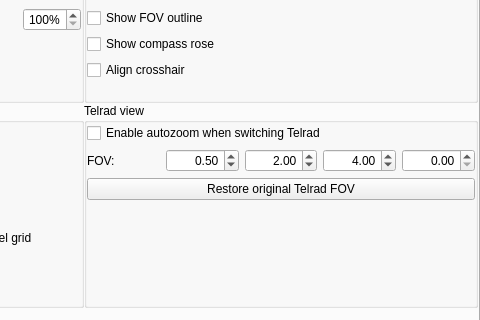
First picture: the form in plugins/Oculars/src/gui/ocularDialog.ui, repository Stellarium/stellarium, before the edit; both pictures show x 312 to 792 and y 196 to 516 of the 792 by 619 pixel window.
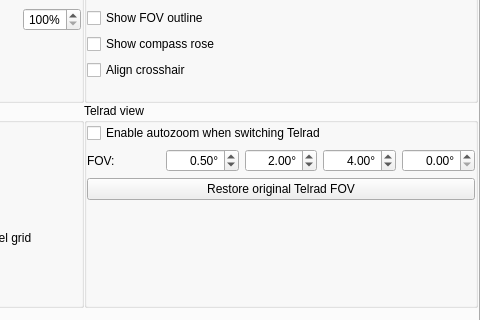
Second picture: the form after the edit. Icons and pictures are not drawn. Custom widgets are drawn as their Qt base class.

Commit message: Small change: Simplified and cleaned dialog implementation

What changed in the file:
```diff
--- a/plugins/Oculars/src/gui/ocularDialog.ui
+++ b/plugins/Oculars/src/gui/ocularDialog.ui
@@ -854,6 +854,9 @@
                  <property name="alignment">
                   <set>Qt::AlignRight|Qt::AlignTrailing|Qt::AlignVCenter</set>
                  </property>
+                 <property name="suffix">
+                  <string notr="true">°</string>
+                 </property>
                  <property name="minimum">
                   <double>0.000000000000000</double>
                  </property>
@@ -888,6 +891,9 @@
                  <property name="alignment">
                   <set>Qt::AlignRight|Qt::AlignTrailing|Qt::AlignVCenter</set>
                  </property>
+                 <property name="suffix">
+                  <string notr="true">°</string>
+                 </property>
                  <property name="minimum">
                   <double>0.000000000000000</double>
                  </property>
@@ -922,6 +928,9 @@
                  <property name="alignment">
                   <set>Qt::AlignRight|Qt::AlignTrailing|Qt::AlignVCenter</set>
                  </property>
+                 <property name="suffix">
+                  <string notr="true">°</string>
+                 </property>
                  <property name="minimum">
                   <double>0.000000000000000</double>
                  </property>
@@ -956,8 +965,11 @@
                  <property name="alignment">
                   <set>Qt::AlignRight|Qt::AlignTrailing|Qt::AlignVCenter</set>
                  </property>
+                 <property name="suffix">
+                  <string notr="true">°</string>
+                 </property>
                  <property name="maximum">
-                  <double>28.000000000000000</double>
+                  <double>30.000000000000000</double>
                  </property>
                  <property name="singleStep">
                   <double>0.100000000000000</double>
```
The commit also changes 1 other file.
